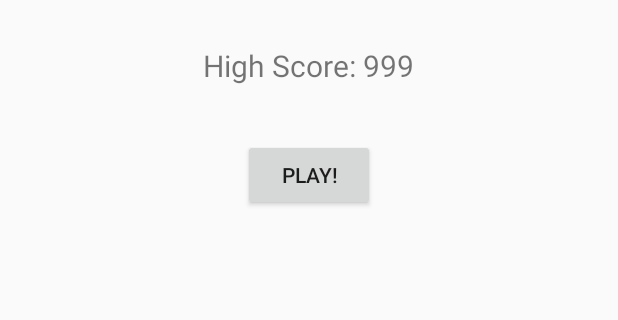
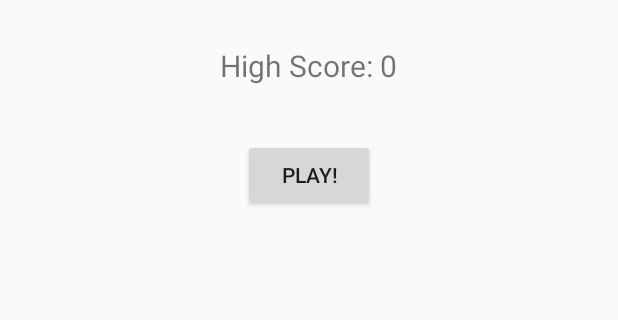
Before and after one commit to blkxltng/MemoryGame, an Android app: the screen it shows after launch (MainActivity), on a phone screen of 412 x 824 dp, the part 552-872 px from its top. Run offline under Robolectric (Android 15) with nearby library versions, the phone set to English and light mode, and no system bars.

Commit message:
added high score capability

```diff
--- a/app/src/main/java/com/blkxltng/memorygame/MainActivity.java
+++ b/app/src/main/java/com/blkxltng/memorygame/MainActivity.java
@@ -1,17 +1,31 @@
 package com.blkxltng.memorygame;
 
 import android.content.Intent;
+import android.content.SharedPreferences;
 import android.os.Bundle;
 import android.support.v7.app.AppCompatActivity;
 import android.view.View;
 import android.widget.Button;
+import android.widget.TextView;
 
 public class MainActivity extends AppCompatActivity implements View.OnClickListener {
+
+    //For HighScore
+    SharedPreferences prefs;
+    String dataName = "MyData";
+    String intName = "MyInt";
+    int defaultInt = 0;
+    public static int highScore;
 
     @Override
     protected void onCreate(Bundle savedInstanceState) {
         super.onCreate(savedInstanceState);
         setContentView(R.layout.activity_main);
+
+        prefs = getSharedPreferences(dataName, MODE_PRIVATE);
+        highScore = prefs.getInt(intName, defaultInt);
+        TextView textHighScore = (TextView) findViewById(R.id.textHighScore);
+        textHighScore.setText("High Score: " + highScore);
 
         Button button = (Button) findViewById(R.id.button);
         button.setOnClickListener(this);
--- a/app/src/main/res/layout/activity_main.xml
+++ b/app/src/main/res/layout/activity_main.xml
@@ -21,21 +21,12 @@
         android:id="@+id/textView"
         android:textSize="20sp"/>
 
-    <TextView
-        android:text="High Score: 999"
-        android:layout_width="wrap_content"
-        android:layout_height="wrap_content"
-        android:layout_centerVertical="true"
-        android:layout_centerHorizontal="true"
-        android:id="@+id/textView2"
-        android:textSize="20sp"/>
-
     <ImageView
         android:layout_width="150dp"
         android:layout_height="150dp"
         app:srcCompat="@mipmap/ic_launcher"
         android:id="@+id/imageView"
-        android:layout_above="@+id/textView2"
+        android:layout_above="@+id/textHighScore"
         android:layout_centerHorizontal="true"
         android:layout_marginBottom="30dp"/>
 
@@ -45,7 +36,16 @@
         android:layout_height="wrap_content"
         android:layout_marginTop="35dp"
         android:id="@+id/button"
-        android:layout_below="@+id/textView2"
+        android:layout_below="@+id/textHighScore"
+        android:layout_centerHorizontal="true"/>
+
+    <TextView
+        android:text="High Score: 999"
+        android:layout_width="wrap_content"
+        android:layout_height="wrap_content"
+        android:id="@+id/textHighScore"
+        android:textSize="20sp"
+        android:layout_centerVertical="true"
         android:layout_centerHorizontal="true"/>
 
 </RelativeLayout>
```
Also changed, not shown: app/src/main/java/com/blkxltng/memorygame/GameActivity.java (+72 -0 lines).
